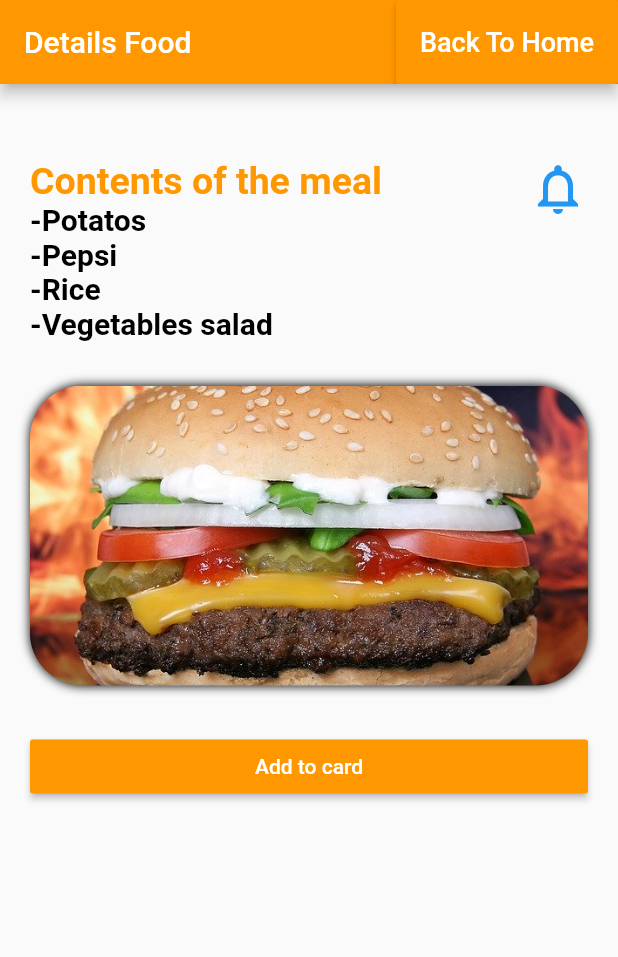
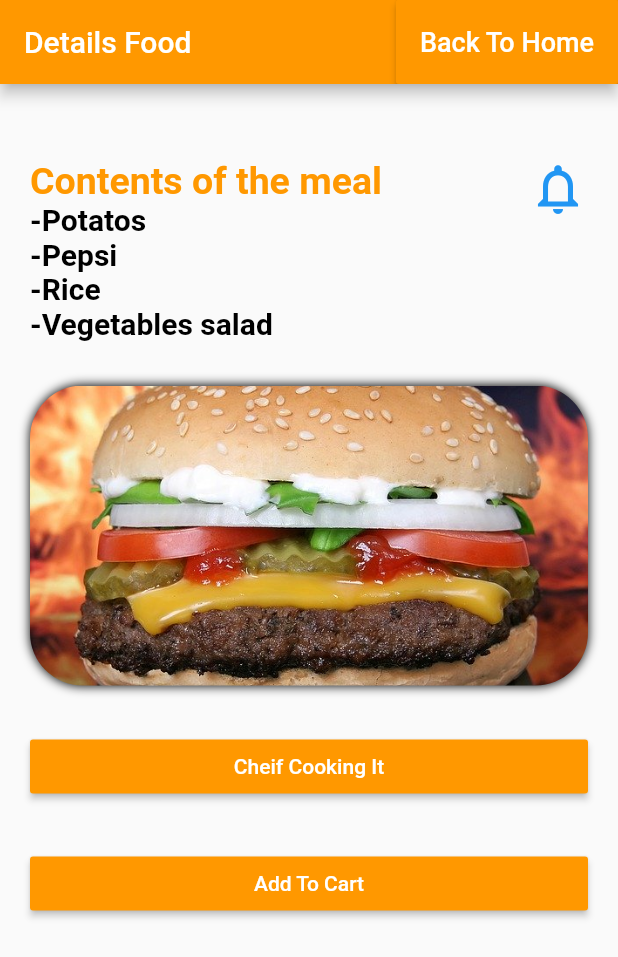
Before and after one commit to gihad5/flutter, a Flutter app: the Details screen opened directly, on a phone screen of 412 x 824 dp. Shown: the top 957 px of the screen. Run offline on Flutter 3.47's test engine with Material 2 defaults, Android fonts, the phone set to English and light mode, and no system bars; network calls fail.

Commit message:
Update details.dart

```diff
--- a/lib/screens/details.dart
+++ b/lib/screens/details.dart
@@ -1,4 +1,5 @@
 import 'package:flutter/material.dart';
+import 'package:ordering_food/screens/chief.dart';
 import 'package:ordering_food/screens/orderpage.dart';
 import 'myapp.dart';
 
@@ -84,7 +85,20 @@ Navigator.pushReplacement(context, MaterialPageRoute(builder: (context) => App()
             RaisedButton(
 
                   color: Colors.orange,
-                  child: Text('Add to card',style: TextStyle(color: Colors.white),
+                  child: Text('Cheif Cooking It',style: TextStyle(color: Colors.white),
+                             ),
+                  onPressed: () async {
+                    Navigator.pushReplacement(
+                          context,
+                          MaterialPageRoute(builder: (context) => Chief()),
+                        );
+                  },
+                ),
+                SizedBox(height:30.0),
+            RaisedButton(
+
+                  color: Colors.orange,
+                  child: Text('Add To Cart',style: TextStyle(color: Colors.white),
                              ),
                   onPressed: () async {
                     Navigator.pushReplacement(
@@ -93,6 +107,7 @@ Navigator.pushReplacement(context, MaterialPageRoute(builder: (context) => App()
                         );
                   },
                 ),
+
 
 
 
```
